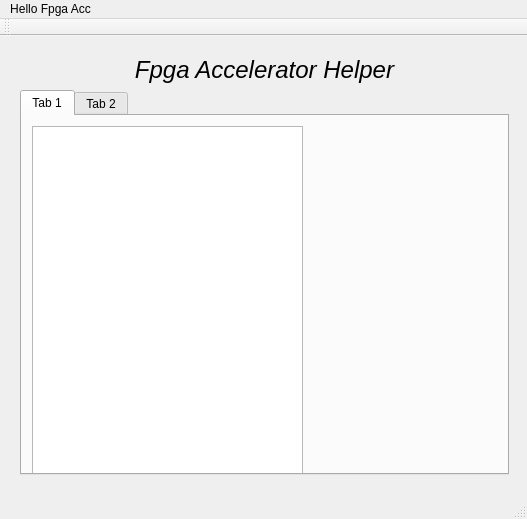
Above: src/ui/fpgaacc.ui from darthocir38/FpgaAccManager-qt before the change. Below: the same form after it.
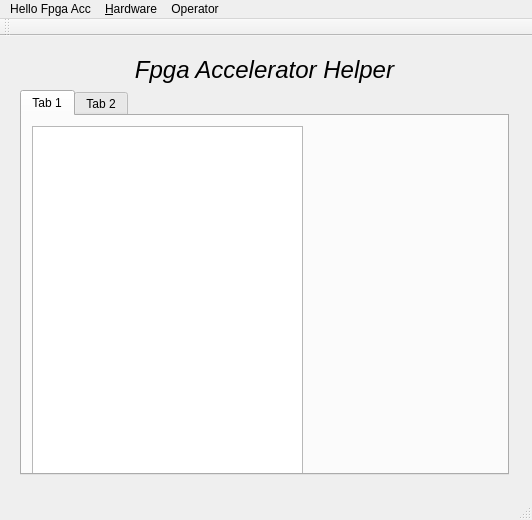
That is the form after the change.

Patch:
```diff
--- a/src/ui/fpgaacc.ui
+++ b/src/ui/fpgaacc.ui
@@ -6,14 +6,20 @@
    <rect>
     <x>0</x>
     <y>0</y>
-    <width>527</width>
-    <height>519</height>
+    <width>532</width>
+    <height>520</height>
    </rect>
   </property>
   <property name="windowTitle">
    <string>FPGAAcc</string>
   </property>
   <widget class="QWidget" name="centralWidget">
+   <property name="maximumSize">
+    <size>
+     <width>527</width>
+     <height>459</height>
+    </size>
+   </property>
    <widget class="QWidget" name="verticalLayoutWidget">
     <property name="geometry">
      <rect>
@@ -78,7 +84,7 @@
     <rect>
      <x>0</x>
      <y>0</y>
-     <width>527</width>
+     <width>532</width>
      <height>25</height>
     </rect>
    </property>
@@ -87,7 +93,23 @@
      <string>Hello Fpga Acc</string>
     </property>
    </widget>
+   <widget class="QMenu" name="menu_hardware">
+    <property name="title">
+     <string>&amp;Hardware</string>
+    </property>
+    <addaction name="action_load_hw"/>
+    <addaction name="action_save_hw"/>
+   </widget>
+   <widget class="QMenu" name="menuOperator">
+    <property name="title">
+     <string>Operator</string>
+    </property>
+    <addaction name="action_load_op"/>
+    <addaction name="action_save_op"/>
+   </widget>
    <addaction name="menuHello_Fpga_Acc"/>
+   <addaction name="menu_hardware"/>
+   <addaction name="menuOperator"/>
   </widget>
   <widget class="QToolBar" name="mainToolBar">
    <attribute name="toolBarArea">
```
Left out of the diff: 20 changed lines with no effect on the pictures.
